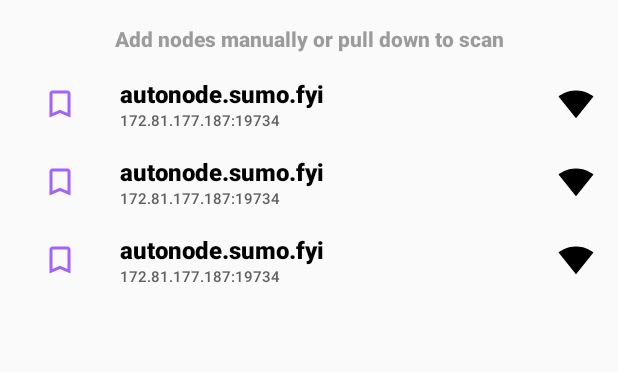
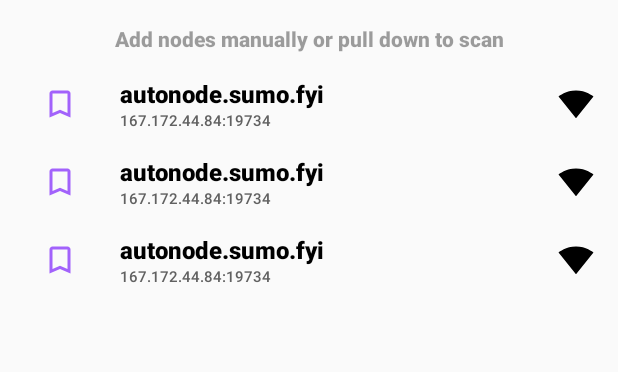
Before and after one commit to sumogr/sumokoin-android-wallet, an Android app: the layout fragment_node.xml on its own in the app's theme, with its tools: preview values and no code run, on a phone screen of 412 x 824 dp. Shown: the top 372 px of the screen. Run offline under Robolectric (Android 15) with nearby library versions, the light colour scheme and no system bars.

Commit message:
Update item_node.xml

```diff
--- a/app/src/main/res/layout/item_node.xml
+++ b/app/src/main/res/layout/item_node.xml
@@ -44,7 +44,7 @@
             style="@style/MoneroText.Small"
             android:layout_width="wrap_content"
             android:layout_height="wrap_content"
-            tools:text="172.81.177.187:19734" />
+            tools:text="167.172.44.84:19734" />
     </LinearLayout>
 
     <ImageView
```
